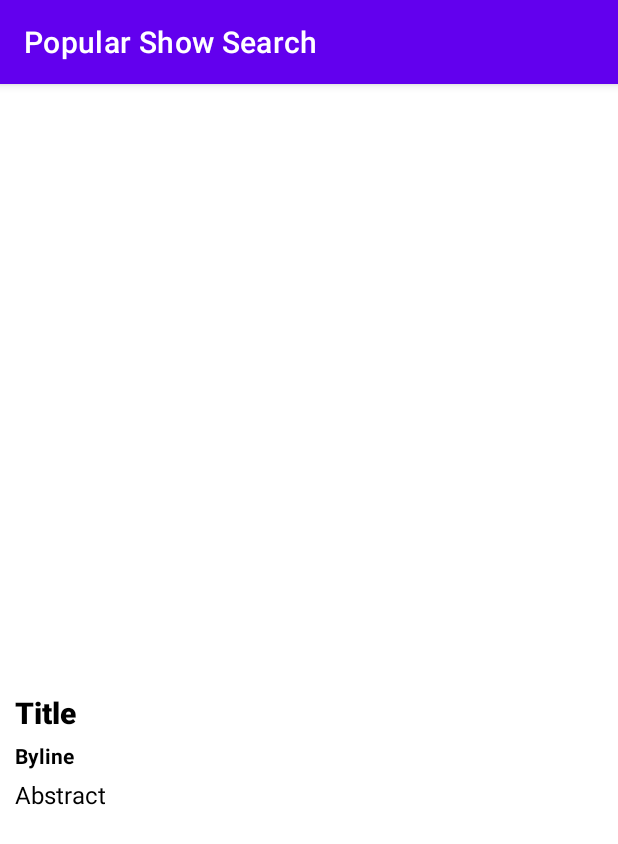
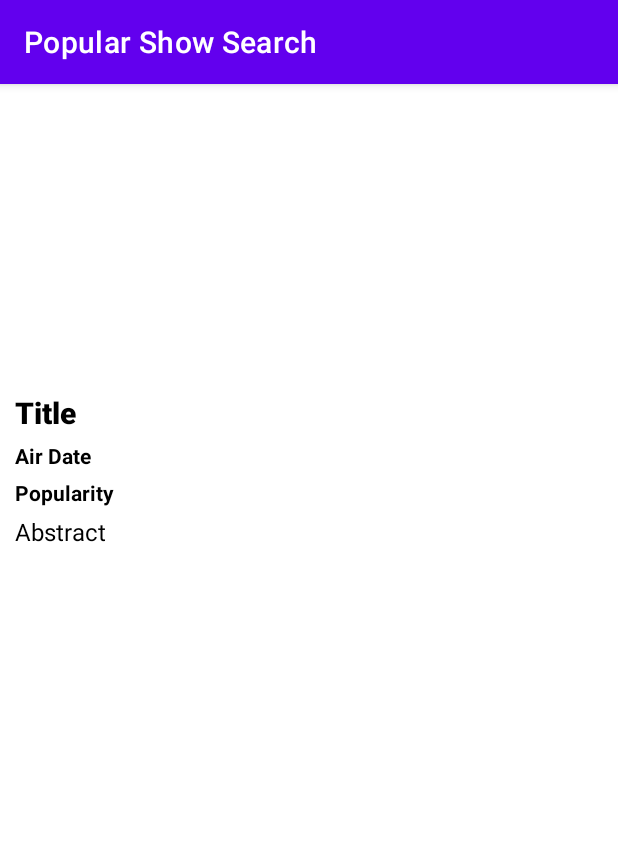
Before and after one commit to antc3519/amc246-CS388-001, an Android app: the DetailActivity screen opened directly, with no data from a screen before it, on a phone screen of 412 x 824 dp. Shown: the top 844 px of the screen. Run offline under Robolectric (Android 15) with nearby library versions, the phone set to English and light mode, and no system bars; pictures from the network do not load; 6 statements that could not run were skipped.

Commit message:
Added more show details to the detail page

```diff
--- a/app/src/main/java/com/codepath/articlesearch/DetailActivity.kt
+++ b/app/src/main/java/com/codepath/articlesearch/DetailActivity.kt
@@ -10,34 +10,37 @@ import com.bumptech.glide.load.resource.bitmap.RoundedCorners
 private const val TAG = "DetailActivity"
 
 class DetailActivity : AppCompatActivity() {
-    private lateinit var mediaImageView: ImageView
+    private lateinit var backdropImageView: ImageView
     private lateinit var titleTextView: TextView
     private lateinit var airTextView: TextView
     private lateinit var abstractTextView: TextView
+    private lateinit var popularityTextView: TextView
 
     override fun onCreate(savedInstanceState: Bundle?) {
         super.onCreate(savedInstanceState)
         setContentView(R.layout.activity_detail)
 
         // TODO: Find the views for the screen
-        mediaImageView = findViewById(R.id.mediaImage)
+        backdropImageView = findViewById(R.id.backdropImage)
         titleTextView = findViewById(R.id.mediaTitle)
         airTextView = findViewById(R.id.mediaAir)
         abstractTextView = findViewById(R.id.mediaOverview)
+        popularityTextView = findViewById(R.id.mediaPopularity)
 
         // TODO: Get the extra from the Intent
         val article = intent.getSerializableExtra(ARTICLE_EXTRA) as Show
 
         // TODO: Set the title, byline, and abstract information from the article
         titleTextView.text = article.title
-        airTextView.text = article.airdate
+        airTextView.text = "Air date: " + article.airdate
         abstractTextView.text = article.overview
+        popularityTextView.text = "Popularity Score: " + article.popularity
 
         // TODO: Load the media image
         Glide.with(this)
-            .load(article.mediaImageUrl)
+            .load(article.backdropUrl)
             .centerCrop()
             .transform(RoundedCorners(30))
-            .into(mediaImageView)
+            .into(backdropImageView)
     }
 }
--- a/app/src/main/java/com/codepath/articlesearch/Show.kt
+++ b/app/src/main/java/com/codepath/articlesearch/Show.kt
@@ -19,10 +19,16 @@ data class Show(
     val airdate: String?,
     @SerialName("name")
     val title: String?,
+    @SerialName("popularity")
+    val popularity: String?,
+    @SerialName("backdrop_path")
+    val backdrop: String?,
     @SerialName("poster_path")
     val multimedia: String?,
+
 )
 
 : java.io.Serializable {
     val mediaImageUrl = "https://image.tmdb.org/t/p/w500/${multimedia}"
+    val backdropUrl = "https://image.tmdb.org/t/p/w500/${backdrop}"
 }
--- a/app/src/main/java/com/codepath/articlesearch/ShowAdapter.kt
+++ b/app/src/main/java/com/codepath/articlesearch/ShowAdapter.kt
@@ -32,9 +32,8 @@ class ArticleAdapter(private val context: Context, private val shows: List<Show>
     inner class ViewHolder(itemView: View) : RecyclerView.ViewHolder(itemView),
         View.OnClickListener {
 
-        private val mediaImageView = itemView.findViewById<ImageView>(R.id.mediaImage)
+        private val mediaImageView = itemView.findViewById<ImageView>(R.id.backdropImage)
         private val titleTextView = itemView.findViewById<TextView>(R.id.mediaTitle)
-        private val airDateTextView = itemView.findViewById<TextView>(R.id.mediaAir)
         private val abstractTextView = itemView.findViewById<TextView>(R.id.mediaOverview)
 
         init {
@@ -44,7 +43,6 @@ class ArticleAdapter(private val context: Context, private val shows: List<Show>
         fun bind(show: Show) {
             titleTextView.text = show.title
             abstractTextView.text = show.overview
-            airDateTextView.text = show.airdate
 
             Glide.with(context)
                 .load(show.mediaImageUrl)
--- a/app/src/main/res/layout/activity_detail.xml
+++ b/app/src/main/res/layout/activity_detail.xml
@@ -21,9 +21,10 @@
             android:orientation="vertical">
 
             <ImageView
-                android:id="@+id/mediaImage"
+                android:id="@+id/backdropImage"
                 android:layout_width="fill_parent"
-                android:layout_height="400dp"
+                android:layout_height="200dp"
+                android:scaleType="fitXY"
                 tools:srcCompat="@tools:sample/avatars" />
 
             <TextView
@@ -45,7 +46,19 @@
                 android:layout_marginStart="10dp"
                 android:layout_marginTop="5dp"
                 android:layout_marginEnd="10dp"
-                android:text="Byline"
+                android:text="Air Date"
+                android:textAppearance="@style/TextAppearance.AppCompat.Small"
+                android:textColor="#000000"
+                android:textStyle="bold" />
+
+            <TextView
+                android:id="@+id/mediaPopularity"
+                android:layout_width="match_parent"
+                android:layout_height="wrap_content"
+                android:layout_marginStart="10dp"
+                android:layout_marginTop="5dp"
+                android:layout_marginEnd="10dp"
+                android:text="Popularity"
                 android:textAppearance="@style/TextAppearance.AppCompat.Small"
                 android:textColor="#000000"
                 android:textStyle="bold" />
```
Also changed, not shown: app/src/main/res/layout/item_show.xml (+6 -21 lines).
